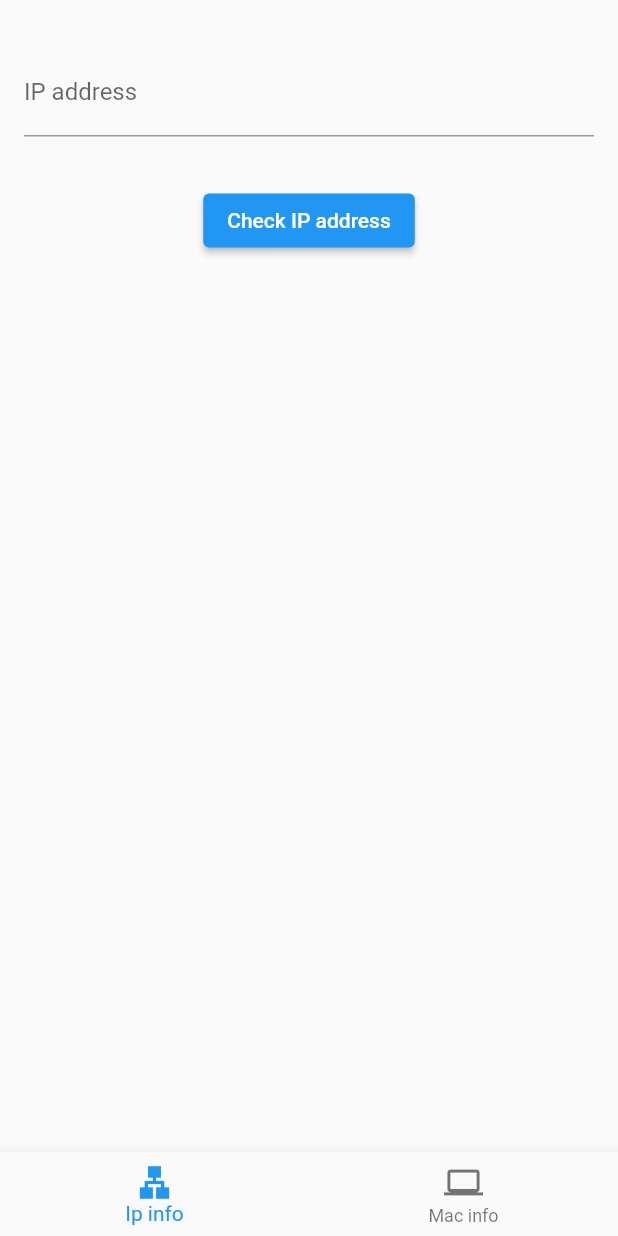
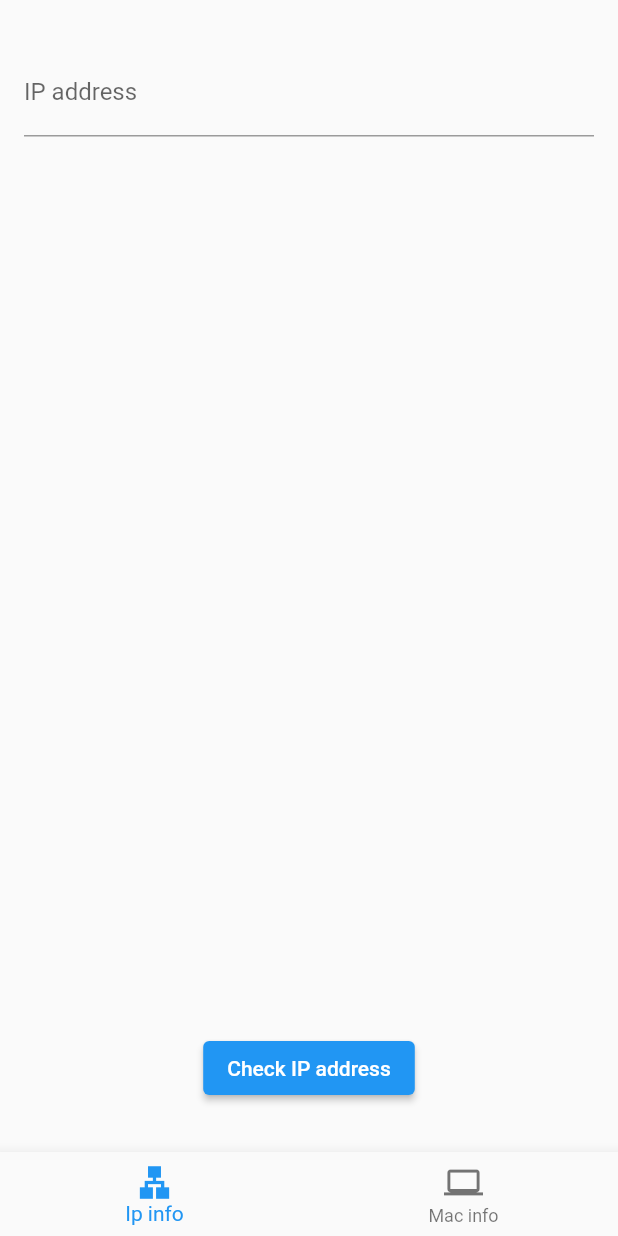
Before and after one commit to XSmile2008/networking_tools_demo, a Flutter app: the screen it shows after launch, on a phone screen of 412 x 824 dp. Run offline on Flutter 3.47's test engine with Material 2 defaults, Android fonts, the light colour scheme and no system bars; our stand-ins replace bloc, dio, equatable, flutter_bloc.

Commit message:
Fix bugs

```diff
--- a/lib/pages/ip_info/view/ip_info_view.dart
+++ b/lib/pages/ip_info/view/ip_info_view.dart
@@ -11,6 +11,7 @@ class IpInfoView extends StatelessWidget {
   @override
   Widget build(BuildContext context) {
     final IpInfoCubit cubit = context.read();
+    final infoItemTextStyle = Theme.of(context).textTheme.headlineSmall;
     return BlocSideEffectsHandler<IpInfoCubit, IpInfoState, IpInfoSideEffect>(
       listener: (context, sideEffect) {},
       child: Scaffold(
@@ -33,21 +34,49 @@ class IpInfoView extends StatelessWidget {
                   if (state.ipAddressInfo != null)
                     Expanded(
                       child: Column(
+                        crossAxisAlignment: CrossAxisAlignment.start,
                         children: [
-                          Text('IP address: ${state.ipAddressInfo!.ip}'),
+                          Text(
+                            'IP address: ${state.ipAddressInfo!.ip}',
+                            style: infoItemTextStyle,
+                          ),
                           Text(
                             'Country code: ${state.ipAddressInfo!.countryCode}',
+                            style: infoItemTextStyle,
                           ),
-                          Text('Country: ${state.ipAddressInfo!.country}'),
-                          Text('Region: ${state.ipAddressInfo!.region}'),
-                          Text('City: ${state.ipAddressInfo!.city}'),
-                          Text('Zip code: ${state.ipAddressInfo!.zipCode}'),
-                          Text('Latitude: ${state.ipAddressInfo!.latitude}'),
-                          Text('Longitude: ${state.ipAddressInfo!.longitude}'),
-                          Text('Time zone: ${state.ipAddressInfo!.timeZone}'),
+                          Text(
+                            'Country: ${state.ipAddressInfo!.country}',
+                            style: infoItemTextStyle,
+                          ),
+                          Text(
+                            'Region: ${state.ipAddressInfo!.region}',
+                            style: infoItemTextStyle,
+                          ),
+                          Text(
+                            'City: ${state.ipAddressInfo!.city}',
+                            style: infoItemTextStyle,
+                          ),
+                          Text(
+                            'Zip code: ${state.ipAddressInfo!.zipCode}',
+                            style: infoItemTextStyle,
+                          ),
+                          Text(
+                            'Latitude: ${state.ipAddressInfo!.latitude}',
+                            style: infoItemTextStyle,
+                          ),
+                          Text(
+                            'Longitude: ${state.ipAddressInfo!.longitude}',
+                            style: infoItemTextStyle,
+                          ),
+                          Text(
+                            'Time zone: ${state.ipAddressInfo!.timeZone}',
+                            style: infoItemTextStyle,
+                          ),
                         ],
                       ),
-                    ),
+                    )
+                  else
+                    const Spacer(),
                   const SizedBox(height: 16),
                   ElevatedButton(
                     onPressed: cubit.onCheckPressed,
```
Also changed, not shown: lib/pages/ip_info/cubit/ip_info_state.dart (+6 -3 lines), 4 other files.
